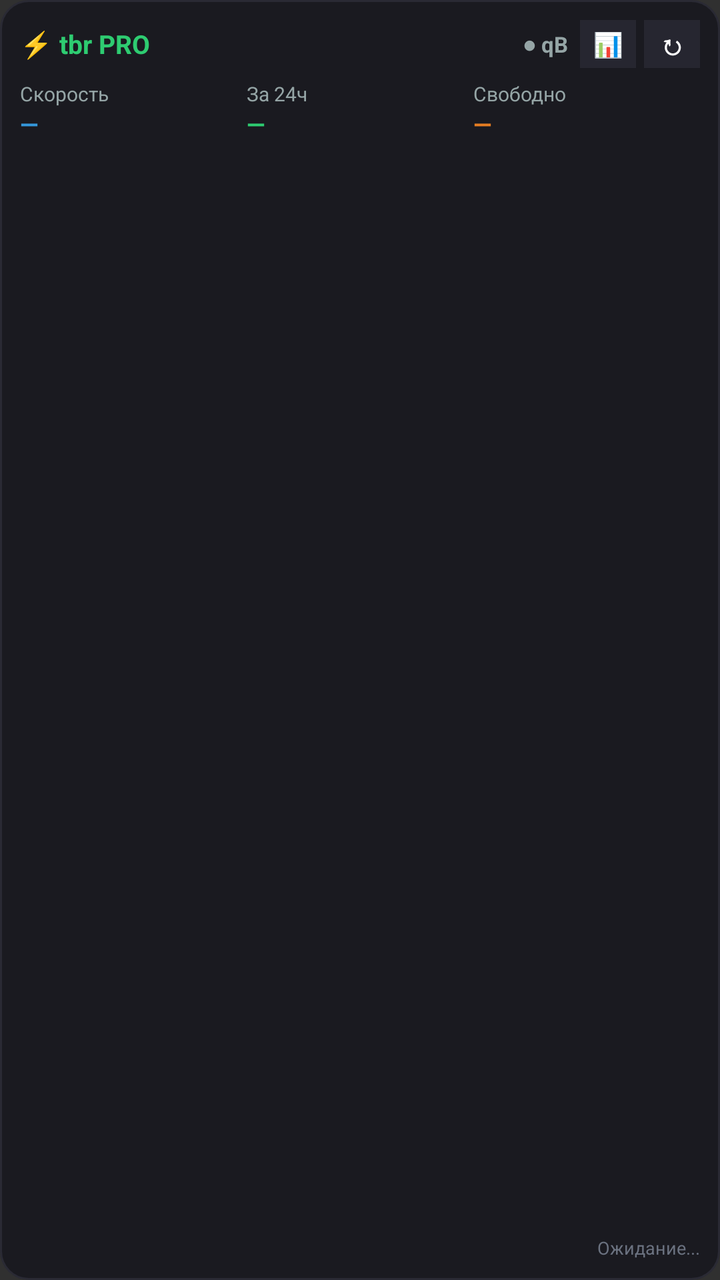
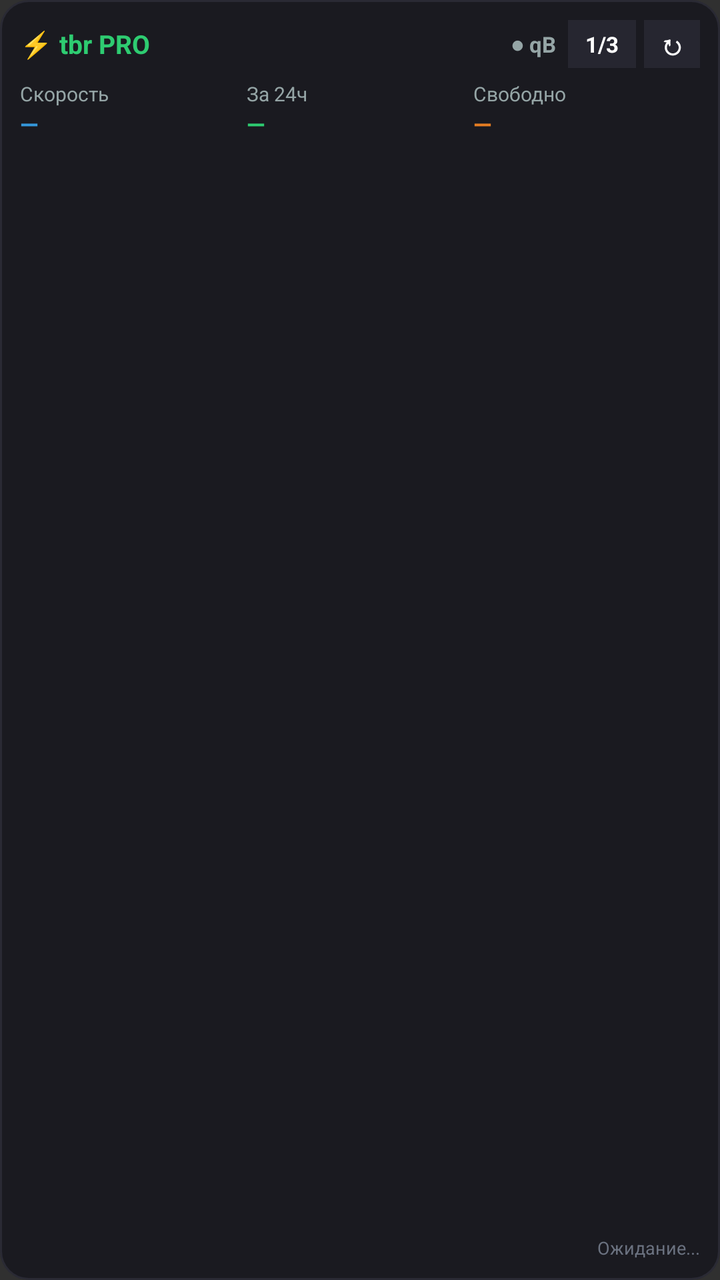

The first picture is an Android layout as it rendered before a commit; the second is the same layout after the commit. The layout source and the unified diff follow.
<!-- AndroidManifest.xml: application theme Theme.AppCompat.NoActionBar -->
<!-- res/layout/widget_tbr.xml -->
<?xml version="1.0" encoding="utf-8"?>
<LinearLayout xmlns:android="http://schemas.android.com/apk/res/android"
    android:id="@+id/widget_root"
    android:layout_width="match_parent"
    android:layout_height="match_parent"
    android:background="@drawable/widget_bg"
    android:orientation="vertical"
    android:padding="10dp">

    <LinearLayout
        android:layout_width="match_parent"
        android:layout_height="wrap_content"
        android:gravity="center_vertical"
        android:orientation="horizontal">

        <TextView
            android:id="@+id/tv_title"
            android:layout_width="0dp"
            android:layout_height="wrap_content"
            android:layout_weight="1"
            android:text="⚡ tbr PRO"
            android:textColor="#2ECC71"
            android:textSize="13sp"
            android:textStyle="bold" />

        <TextView
            android:id="@+id/tv_qb_badge"
            android:layout_width="wrap_content"
            android:layout_height="wrap_content"
            android:layout_marginEnd="6dp"
            android:text="● qB"
            android:textColor="#95A5A6"
            android:textSize="11sp"
            android:textStyle="bold" />

        <TextView
            android:id="@+id/btn_chart_toggle"
            android:layout_width="28dp"
            android:layout_height="24dp"
            android:layout_marginEnd="4dp"
            android:background="#262630"
            android:gravity="center"
            android:text="📊"
            android:textColor="#FFFFFF"
            android:textSize="12sp" />

        <TextView
            android:id="@+id/btn_refresh"
            android:layout_width="28dp"
            android:layout_height="24dp"
            android:background="#262630"
            android:gravity="center"
            android:text="↻"
            android:textColor="#FFFFFF"
            android:textSize="14sp"
            android:textStyle="bold" />
    </LinearLayout>

    <LinearLayout
        android:layout_width="match_parent"
        android:layout_height="wrap_content"
        android:layout_marginTop="6dp"
        android:orientation="horizontal">

        <LinearLayout
            android:layout_width="0dp"
            android:layout_height="wrap_content"
            android:layout_weight="1"
            android:orientation="vertical">
            <TextView
                android:layout_width="wrap_content"
                android:layout_height="wrap_content"
                android:text="Скорость"
                android:textColor="#95A5A6"
                android:textSize="10sp" />
            <TextView
                android:id="@+id/tv_speed"
                android:layout_width="wrap_content"
                android:layout_height="wrap_content"
                android:text="—"
                android:textColor="#3498DB"
                android:textSize="12sp"
                android:textStyle="bold" />
        </LinearLayout>

        <LinearLayout
            android:layout_width="0dp"
            android:layout_height="wrap_content"
            android:layout_weight="1"
            android:orientation="vertical">
            <TextView
                android:layout_width="wrap_content"
                android:layout_height="wrap_content"
                android:text="За 24ч"
                android:textColor="#95A5A6"
                android:textSize="10sp" />
            <TextView
                android:id="@+id/tv_24h"
                android:layout_width="wrap_content"
                android:layout_height="wrap_content"
                android:text="—"
                android:textColor="#2ECC71"
                android:textSize="12sp"
                android:textStyle="bold" />
        </LinearLayout>

        <LinearLayout
            android:layout_width="0dp"
            android:layout_height="wrap_content"
            android:layout_weight="1"
            android:orientation="vertical">
            <TextView
                android:layout_width="wrap_content"
                android:layout_height="wrap_content"
                android:text="Свободно"
                android:textColor="#95A5A6"
                android:textSize="10sp" />
            <TextView
                android:id="@+id/tv_disk"
                android:layout_width="wrap_content"
                android:layout_height="wrap_content"
                android:text="—"
                android:textColor="#E67E22"
                android:textSize="12sp"
                android:textStyle="bold" />
        </LinearLayout>
    </LinearLayout>

    <ImageView
        android:id="@+id/iv_chart"
        android:layout_width="match_parent"
        android:layout_height="0dp"
        android:layout_marginTop="6dp"
        android:layout_weight="1"
        android:scaleType="fitXY" />

    <TextView
        android:id="@+id/tv_footer"
        android:layout_width="match_parent"
        android:layout_height="wrap_content"
        android:layout_marginTop="3dp"
        android:gravity="end"
        android:text="Ожидание..."
        android:textColor="#6B7280"
        android:textSize="9sp" />
</LinearLayout>
<!-- resources referenced by this layout -->
<resources>
  <!-- drawable widget_bg (drawable) -->
  <?xml version="1.0" encoding="utf-8"?>
  <shape xmlns:android="http://schemas.android.com/apk/res/android">
      <solid android:color="#1A1A20" />
      <corners android:radius="14dp" />
      <stroke android:width="1dp" android:color="#2A2A34" />
  </shape>
</resources>

<!-- the commit's change to res/layout/widget_tbr.xml (unified diff, before → after) -->
@@ -35,14 +35,15 @@
 
         <TextView
             android:id="@+id/btn_chart_toggle"
-            android:layout_width="28dp"
+            android:layout_width="34dp"
             android:layout_height="24dp"
             android:layout_marginEnd="4dp"
             android:background="#262630"
             android:gravity="center"
-            android:text="📊"
+            android:text="1/3"
             android:textColor="#FFFFFF"
-            android:textSize="12sp" />
+            android:textSize="11sp"
+            android:textStyle="bold" />
 
         <TextView
             android:id="@+id/btn_refresh"
@@ -127,12 +128,30 @@
     </LinearLayout>
 
     <ImageView
-        android:id="@+id/iv_chart"
+        android:id="@+id/iv_chart_1"
         android:layout_width="match_parent"
         android:layout_height="0dp"
         android:layout_marginTop="6dp"
         android:layout_weight="1"
         android:scaleType="fitXY" />
+
+    <ImageView
+        android:id="@+id/iv_chart_2"
+        android:layout_width="match_parent"
+        android:layout_height="0dp"
+        android:layout_marginTop="4dp"
+        android:layout_weight="1"
+        android:scaleType="fitXY"
+        android:visibility="gone" />
+
+    <ImageView
+        android:id="@+id/iv_chart_3"
+        android:layout_width="match_parent"
+        android:layout_height="0dp"
+        android:layout_marginTop="4dp"
+        android:layout_weight="1"
+        android:scaleType="fitXY"
+        android:visibility="gone" />
 
     <TextView
         android:id="@+id/tv_footer"
